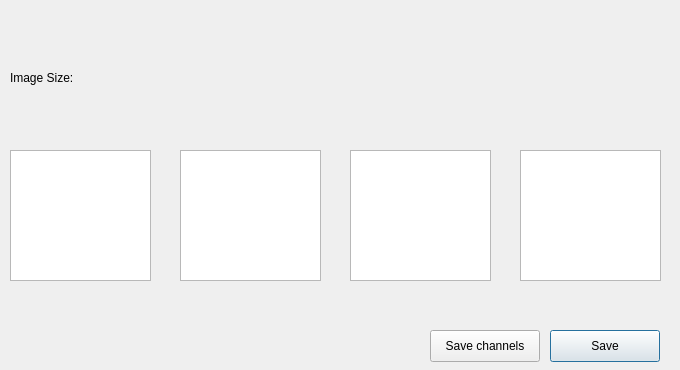
The window that Tools/ResourceEditor/DataQt/ImageSplitter.ui (xaoctech/dava.engine) describes before a commit, drawn with Qt 5.
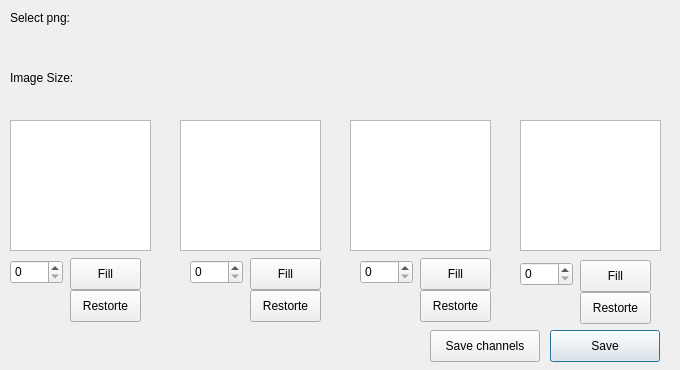
The same window after the commit. Icons and pictures are not drawn. Custom widgets are drawn as their Qt base class.

Commit message: [DF-2946] update ui of imageSplitterDialog

```diff
--- a/Tools/ResourceEditor/DataQt/ImageSplitter.ui
+++ b/Tools/ResourceEditor/DataQt/ImageSplitter.ui
@@ -106,7 +106,7 @@
    <property name="geometry">
     <rect>
      <x>10</x>
-     <y>150</y>
+     <y>120</y>
      <width>141</width>
      <height>131</height>
     </rect>
@@ -116,7 +116,7 @@
    <property name="geometry">
     <rect>
      <x>180</x>
-     <y>150</y>
+     <y>120</y>
      <width>141</width>
      <height>131</height>
     </rect>
@@ -126,7 +126,7 @@
    <property name="geometry">
     <rect>
      <x>350</x>
-     <y>150</y>
+     <y>120</y>
      <width>141</width>
      <height>131</height>
     </rect>
@@ -136,7 +136,7 @@
    <property name="geometry">
     <rect>
      <x>520</x>
-     <y>150</y>
+     <y>120</y>
      <width>141</width>
      <height>131</height>
     </rect>
@@ -146,7 +146,7 @@
    <property name="geometry">
     <rect>
      <x>70</x>
-     <y>120</y>
+     <y>90</y>
      <width>21</width>
      <height>21</height>
     </rect>
@@ -162,7 +162,7 @@
    <property name="geometry">
     <rect>
      <x>240</x>
-     <y>120</y>
+     <y>90</y>
      <width>21</width>
      <height>21</height>
     </rect>
@@ -178,7 +178,7 @@
    <property name="geometry">
     <rect>
      <x>410</x>
-     <y>120</y>
+     <y>90</y>
      <width>21</width>
      <height>21</height>
     </rect>
@@ -194,7 +194,7 @@
    <property name="geometry">
     <rect>
      <x>580</x>
-     <y>120</y>
+     <y>90</y>
      <width>21</width>
      <height>21</height>
     </rect>
@@ -206,6 +206,163 @@
     <pixmap resource="QtIcons.qrc">:/QtIconsTextureDialog/alpha.png</pixmap>
    </property>
   </widget>
+  <widget class="QLabel" name="label_2">
+   <property name="geometry">
+    <rect>
+     <x>10</x>
+     <y>10</y>
+     <width>81</width>
+     <height>16</height>
+    </rect>
+   </property>
+   <property name="text">
+    <string>Select png:</string>
+   </property>
+  </widget>
+  <widget class="QSpinBox" name="spinBox">
+   <property name="geometry">
+    <rect>
+     <x>10</x>
+     <y>260</y>
+     <width>53</width>
+     <height>24</height>
+    </rect>
+   </property>
+  </widget>
+  <widget class="QPushButton" name="pushButton">
+   <property name="geometry">
+    <rect>
+     <x>70</x>
+     <y>258</y>
+     <width>71</width>
+     <height>32</height>
+    </rect>
+   </property>
+   <property name="text">
+    <string>Fill</string>
+   </property>
+  </widget>
+  <widget class="QPushButton" name="pushButton_2">
+   <property name="geometry">
+    <rect>
+     <x>70</x>
+     <y>290</y>
+     <width>71</width>
+     <height>32</height>
+    </rect>
+   </property>
+   <property name="text">
+    <string>Restorte</string>
+   </property>
+  </widget>
+  <widget class="QPushButton" name="pushButton_3">
+   <property name="geometry">
+    <rect>
+     <x>250</x>
+     <y>258</y>
+     <width>71</width>
+     <height>32</height>
+    </rect>
+   </property>
+   <property name="text">
+    <string>Fill</string>
+   </property>
+  </widget>
+  <widget class="QSpinBox" name="spinBox_2">
+   <property name="geometry">
+    <rect>
+     <x>190</x>
+     <y>260</y>
+     <width>53</width>
+     <height>24</height>
+    </rect>
+   </property>
+  </widget>
+  <widget class="QPushButton" name="pushButton_4">
+   <property name="geometry">
+    <rect>
+     <x>250</x>
+     <y>290</y>
+     <width>71</width>
+     <height>32</height>
+    </rect>
+   </property>
+   <property name="text">
+    <string>Restorte</string>
+   </property>
+  </widget>
+  <widget class="QPushButton" name="pushButton_5">
+   <property name="geometry">
+    <rect>
+     <x>420</x>
+     <y>258</y>
+     <width>71</width>
+     <height>32</height>
+    </rect>
+   </property>
+   <property name="text">
+    <string>Fill</string>
+   </property>
+  </widget>
+  <widget class="QSpinBox" name="spinBox_3">
+   <property name="geometry">
+    <rect>
+     <x>360</x>
+     <y>260</y>
+     <width>53</width>
+     <height>24</height>
+    </rect>
+   </property>
+  </widget>
+  <widget class="QPushButton" name="pushButton_6">
+   <property name="geometry">
+    <rect>
+     <x>420</x>
+     <y>290</y>
+     <width>71</width>
+     <height>32</height>
+    </rect>
+   </property>
+   <property name="text">
+    <string>Restorte</string>
+   </property>
+  </widget>
+  <widget class="QSpinBox" name="spinBox_4">
+   <property name="geometry">
+    <rect>
+     <x>520</x>
+     <y>262</y>
+     <width>53</width>
+     <height>24</height>
+    </rect>
+   </property>
+  </widget>
+  <widget class="QPushButton" name="pushButton_7">
+   <property name="geometry">
+    <rect>
+     <x>580</x>
+     <y>292</y>
+     <width>71</width>
+     <height>32</height>
+    </rect>
+   </property>
+   <property name="text">
+    <string>Restorte</string>
+   </property>
+  </widget>
+  <widget class="QPushButton" name="pushButton_8">
+   <property name="geometry">
+    <rect>
+     <x>580</x>
+     <y>260</y>
+     <width>71</width>
+     <height>32</height>
+    </rect>
+   </property>
+   <property name="text">
+    <string>Fill</string>
+   </property>
+  </widget>
  </widget>
  <customwidgets>
   <customwidget>
```
